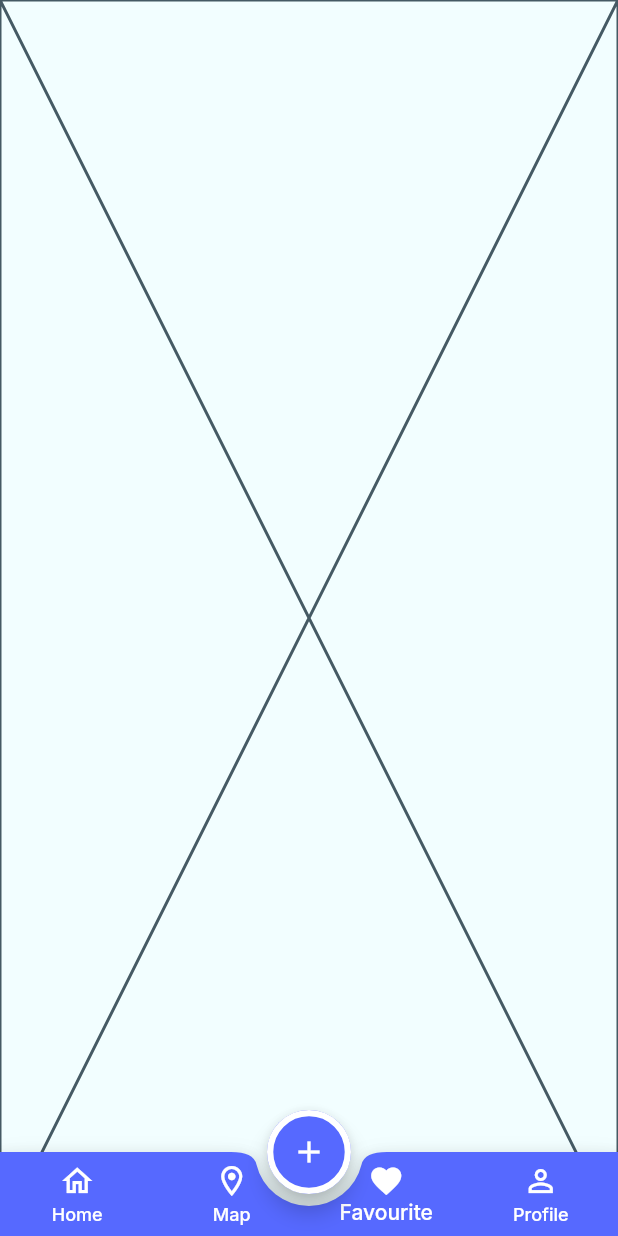
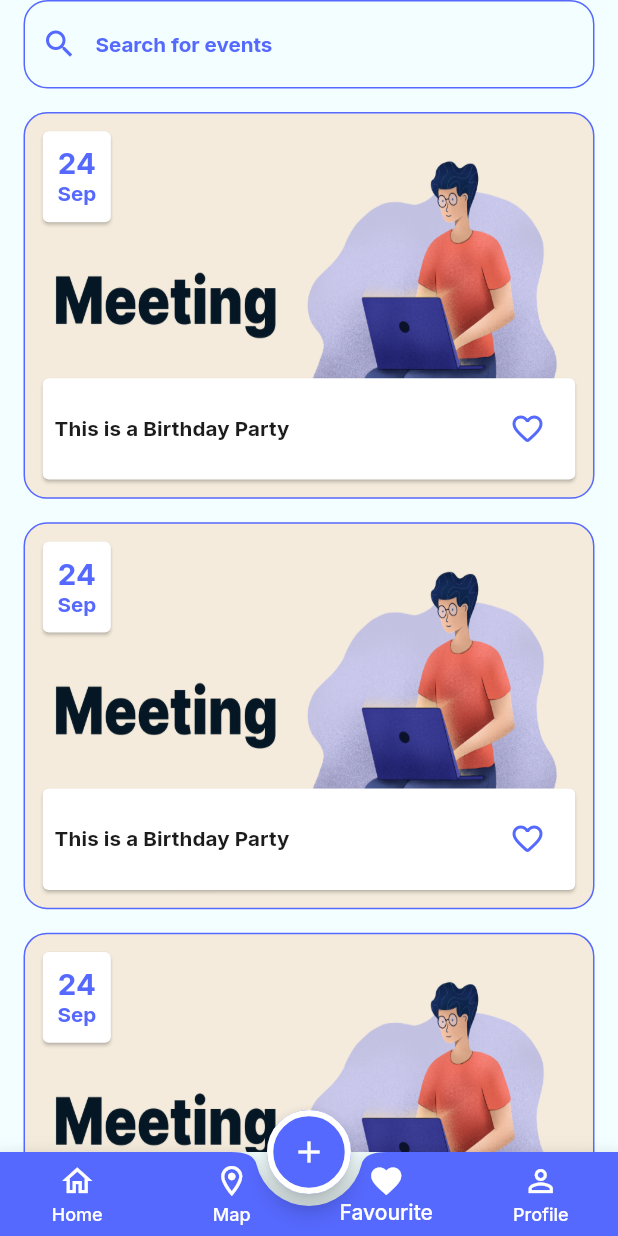
Before and after one commit to Karim-Elbahnasawy/Evently, a Flutter app: the screen it shows after launch, item 3 of the bottom bar chosen, on a phone screen of 412 x 824 dp. Run offline on Flutter 3.47's test engine with Material 3 defaults, Android fonts, the phone set to English and light mode, and no system bars; our stand-ins replace flutter_screenutil, flutter_svg, google_fonts.

Commit message:
finish_favourite_ui

```diff
--- a/lib/features/main_layout/tabs/favourite/favourite_tab.dart
+++ b/lib/features/main_layout/tabs/favourite/favourite_tab.dart
@@ -1,10 +1,55 @@
+import 'package:evently_app/core/resourses/colors_manager.dart';
+import 'package:evently_app/features/main_layout/tabs/home_tab/event_item.dart';
+import 'package:evently_app/models/category_model.dart';
+import 'package:evently_app/models/event_model.dart';
 import 'package:flutter/material.dart';
+import 'package:flutter_screenutil/flutter_screenutil.dart';
 
 class FavouriteTab extends StatelessWidget {
   const FavouriteTab({super.key});
 
   @override
   Widget build(BuildContext context) {
-    return const Placeholder();
+    return SafeArea(
+      child: Column(
+        children: [
+          Padding(
+            padding: REdgeInsets.symmetric(horizontal: 16),
+            child: TextField(
+              decoration: InputDecoration(
+                prefixIcon: Icon(Icons.search),
+                prefixIconColor: ColorsManager.blue,
+                hintText: 'Search for events',
+                hintStyle: Theme.of(context).textTheme.displaySmall,
+                focusedBorder: OutlineInputBorder(
+                  borderRadius: BorderRadius.circular(16),
+                  borderSide: BorderSide(color: ColorsManager.blue, width: 1),
+                ),
+                enabledBorder: OutlineInputBorder(
+                  borderRadius: BorderRadius.circular(16),
+                  borderSide: BorderSide(color: ColorsManager.blue, width: 1),
+                ),
+              ),
+            ),
+          ),
+          SizedBox(height: 16.h),
+          Expanded(
+            child: ListView.separated(
+              itemCount: 10,
+              itemBuilder: (context, index) => EventItem(
+            event: EventModel(
+              category: CategoryModel.categoriesWithAll[3],
+              title: 'This is a Birthday Party ',
+              description: 'This is a Birthday Party ',
+              dateTime: DateTime.now(),
+              timeOfDay: TimeOfDay.now(),
+            ),
+          ),
+              separatorBuilder: (context, index) => SizedBox(height: 16.h),
+            ),
+          ),
+        ],
+      ),
+    );
   }
 }
```
